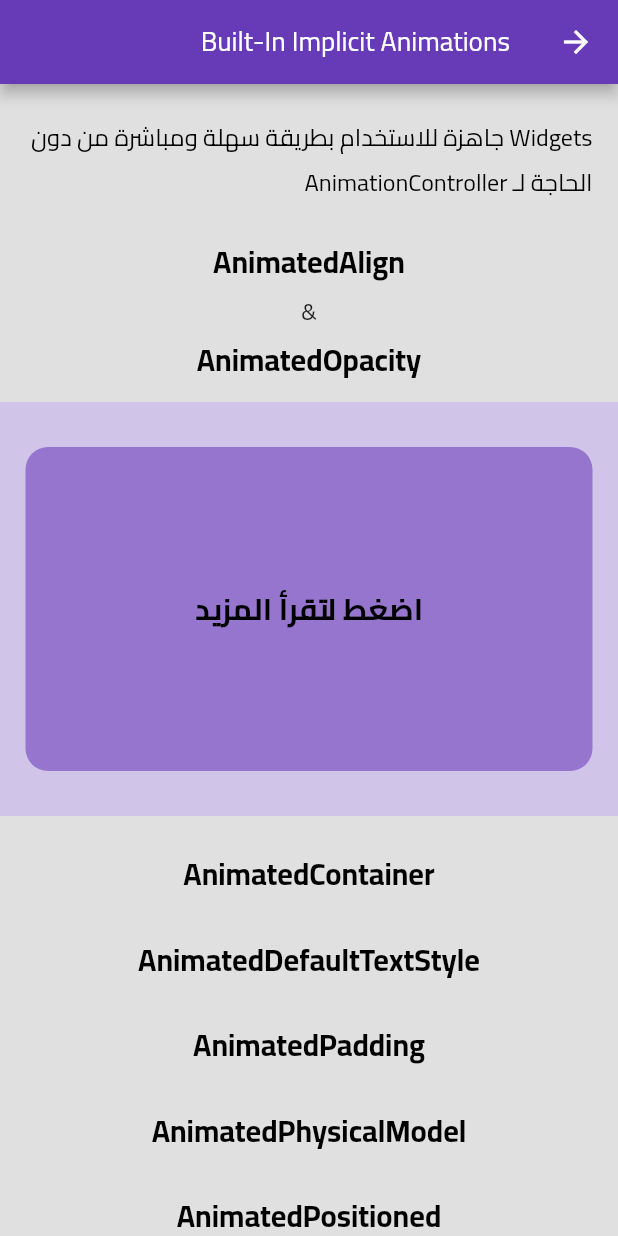
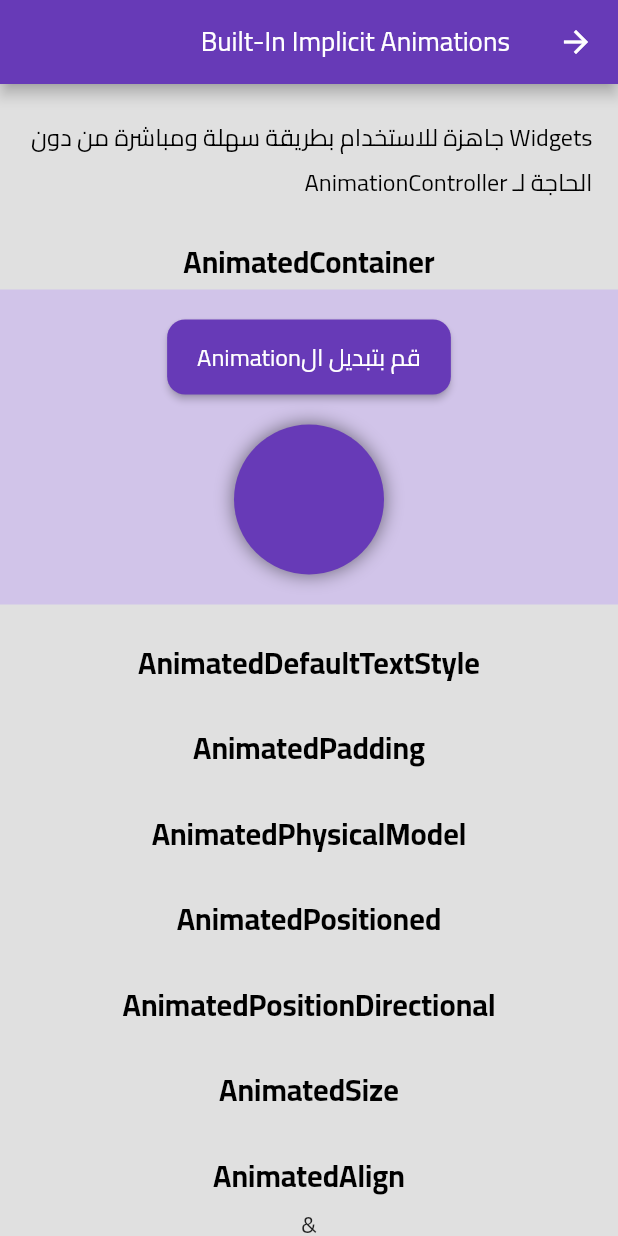
Before and after one commit to Roaa94/flutter-festival-session, a Flutter app: the screen it shows after launch, after a tap on "جاهزة للاستخدام", on a phone screen of 412 x 824 dp. Run offline on Flutter 3.47's test engine with Material 2 defaults, Android fonts, the phone set to English and light mode, and no system bars.

Commit message:
worked on AnimatedContainerExample

```diff
--- a/i18n/ar.json
+++ b/i18n/ar.json
@@ -7,5 +7,6 @@
   "custom_implicit_animations_description": "باستخدام TweenAnimationBuilder, يمكنك ان تصنع Implicit Animation Widget بالخصائص التي تريدها ومن ثم تستخدمها بسهولة من دون الحاجة لـ AnimationController",
   "dummy_text": "لوريم ايبسوم دولار سيت أميت ,كونسيكتيتور أدايبا يسكينج أليايت,سيت دو أيوسمود تيمبور أنكايديديونتيوت لابوري ات دولار ماجنا أليكيوا . يوت انيم أد مينيم فينايم,كيواس نوستريد أكسير سيتاشن يللأمكو لابورأس نيسي يت أليكيوب أكس أيا كوممودو كونسيكيوات . ديواس أيوتي أريري دولار إن ريبريهينديرأيت فوليوبتاتي فيلايت أيسسي كايلليوم دولار أيو فيجايت نيولا باراياتيور.",
   "Tap to Read More...": "اضغط لتقرأ المزيد",
-  "More Text": "كمالة النص"
+  "More Text": "كمالة النص",
+  "Toggle Animation": "قم بتبديل الAnimation"
 }
--- a/i18n/en.json
+++ b/i18n/en.json
@@ -7,5 +7,6 @@
   "custom_implicit_animations_description": "Using TweenAnimationBuilder, you can create your own custom implicit animation that is easy to use and does not need an AnimationController",
   "dummy_text": "Lorem ipsum dolor sit amet, consectetur adipiscing elit. Morbi congue mauris mi, sit amet interdum ipsum pellentesque sed. Suspendisse a dignissim ipsum, sit amet varius lacus. Curabitur tincidunt imperdiet erat vel placerat. Pellentesque pulvinar neque est, sed convallis magna tincidunt sit amet.",
   "Tap to Read More...": "Tap to Read More...",
-  "More Text": "More Text"
+  "More Text": "More Text",
+  "Toggle Animation": "Toggle Animation"
 }
--- a/lib/main.dart
+++ b/lib/main.dart
@@ -33,6 +33,15 @@ class MyApp extends StatelessWidget {
         appBarTheme: const AppBarTheme(
           titleTextStyle: AppTextStyles.appBarTextStyle,
         ),
+        elevatedButtonTheme: ElevatedButtonThemeData(
+          style: ElevatedButton.styleFrom(
+            shape: RoundedRectangleBorder(
+              borderRadius: BorderRadius.circular(12),
+            ),
+            padding: const EdgeInsets.symmetric(vertical: 10, horizontal: 20),
+            textStyle: AppTextStyles.button,
+          ),
+        ),
       ),
       home: const HomePage(),
     );
--- a/lib/ui/implicit_animations/pages/built_in_implicit_animations_page.dart
+++ b/lib/ui/implicit_animations/pages/built_in_implicit_animations_page.dart
@@ -72,6 +72,22 @@ class BuiltInImplicitAnimationsPage extends StatelessWidget {
             ),
             Column(
               children: [
+                ...List.generate(
+                  builtInImplicitAnimationWidgets.length,
+                      (index) => Column(
+                    children: [
+                      Text(
+                        builtInImplicitAnimationWidgets[index]['title'],
+                        style: AppTextStyles.h1,
+                      ),
+                      Container(
+                        child: builtInImplicitAnimationWidgets[index]['widget'],
+                        color: Colors.deepPurple.shade100,
+                      ),
+                      const SizedBox(height: 20),
+                    ],
+                  ),
+                ),
                 const Text(
                   'AnimatedAlign',
                   style: AppTextStyles.h1,
@@ -89,22 +105,6 @@ class BuiltInImplicitAnimationsPage extends StatelessWidget {
                 const SizedBox(height: 20),
               ],
             ),
-            ...List.generate(
-              builtInImplicitAnimationWidgets.length,
-              (index) => Column(
-                children: [
-                  Text(
-                    builtInImplicitAnimationWidgets[index]['title'],
-                    style: AppTextStyles.h1,
-                  ),
-                  Container(
-                    child: builtInImplicitAnimationWidgets[index]['widget'],
-                    color: Colors.deepPurple.shade100,
-                  ),
-                  const SizedBox(height: 20),
-                ],
-              ),
-            )
           ],
         ),
       ),
--- a/lib/ui/implicit_animations/widgets/animated_container_example.dart
+++ b/lib/ui/implicit_animations/widgets/animated_container_example.dart
@@ -1,4 +1,5 @@
 import 'package:flutter/material.dart';
+import 'package:flutter_festival/i18n/translations.dart';
 
 class AnimatedContainerExample extends StatefulWidget {
   const AnimatedContainerExample({Key? key}) : super(key: key);
@@ -8,8 +9,37 @@ class AnimatedContainerExample extends StatefulWidget {
 }
 
 class _AnimatedContainerExampleState extends State<AnimatedContainerExample> {
+  bool animationToggle = false;
+
   @override
   Widget build(BuildContext context) {
-    return Container();
+    return Container(
+      padding: const EdgeInsets.symmetric(horizontal: 17, vertical: 20),
+      width: double.infinity,
+      child: Column(
+        children: [
+          ElevatedButton(
+            onPressed: () => setState(() => animationToggle = !animationToggle),
+            child: Text(Translations.of(context)!.get('Toggle Animation')),
+          ),
+          const SizedBox(height: 20),
+          AnimatedContainer(
+            duration: const Duration(milliseconds: 300),
+            width: animationToggle ? 150 : 100,
+            height: animationToggle ? 150 : 100,
+            decoration: BoxDecoration(
+              color: animationToggle ? Colors.redAccent.shade400 : Colors.deepPurple,
+              borderRadius: BorderRadius.circular(animationToggle ? 20 : 75),
+              boxShadow: [
+                BoxShadow(
+                  color: Colors.black.withOpacity(animationToggle ? 0.2 : 0.5),
+                  blurRadius: animationToggle ? 15 : 10,
+                ),
+              ],
+            ),
+          ),
+        ],
+      ),
+    );
   }
 }
--- a/lib/ui/styles/app_text_styles.dart
+++ b/lib/ui/styles/app_text_styles.dart
@@ -21,4 +21,11 @@ class AppTextStyles {
     fontSize: 16,
     color: Colors.black,
   );
+
+  static const TextStyle button = TextStyle(
+    fontFamily: 'Cairo',
+    fontWeight: FontWeight.w400,
+    fontSize: 16,
+    color: Colors.white,
+  );
 }
```
